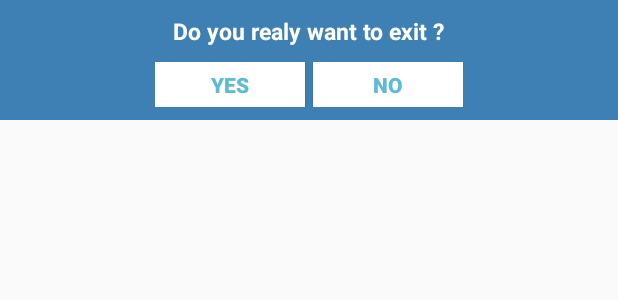
After one commit to skramakant/QrTechPay_V1.0, an Android app: the layout custom_dialog.xml on its own in the app's theme, with its tools: preview values and no code run, on a phone screen of 412 x 824 dp. The commit adds this screen. Shown: the top 300 px of the screen. Run offline under Robolectric (Android 15) with nearby library versions, the phone set to English and light mode, and no system bars.

Commit message:
dialog message integrated

```diff
--- /dev/null
+++ b/app/src/main/res/layout/custom_dialog.xml
@@ -0,0 +1,49 @@
+<?xml version="1.0" encoding="utf-8"?>
+<LinearLayout xmlns:android="http://schemas.android.com/apk/res/android"
+    android:layout_width="fill_parent"
+    android:layout_height="80dp"
+    android:background="#3E80B4"
+    android:orientation="vertical" >
+
+    <TextView
+        android:id="@+id/txt_dia"
+        android:layout_width="wrap_content"
+        android:layout_height="wrap_content"
+        android:layout_gravity="center"
+        android:layout_margin="10dp"
+        android:text="Do you realy want to exit ?"
+        android:textColor="@android:color/white"
+        android:textSize="15dp"
+        android:textStyle="bold"/>
+
+
+    <LinearLayout
+        android:layout_width="wrap_content"
+        android:layout_height="wrap_content"
+        android:layout_gravity="center"
+        android:background="#3E80B4"
+        android:orientation="horizontal" >
+
+        <Button
+            android:id="@+id/btn_yes"
+            android:layout_width="100dp"
+            android:layout_height="30dp"
+            android:background="@android:color/white"
+            android:clickable="true"
+            android:text="Yes"
+            android:textColor="#5DBCD2"
+            android:textStyle="bold" />
+
+        <Button
+            android:id="@+id/btn_no"
+            android:layout_width="100dp"
+            android:layout_height="30dp"
+            android:layout_marginLeft="5dp"
+            android:background="@android:color/white"
+            android:clickable="true"
+            android:text="No"
+            android:textColor="#5DBCD2"
+            android:textStyle="bold" />
+    </LinearLayout>
+
+</LinearLayout>
```
Also changed, not shown: app/src/main/java/qrtech/qrtechpay/CustomDialogClass.java (added, +59 -0 lines), app/src/main/java/qrtech/qrtechpay/MainActivity.java (+38 -5 lines), app/src/main/res/drawable/curve_shap.xml (added, +16 -0 lines), app/src/main/res/layout/activity_main.xml (+11 -4 lines).
